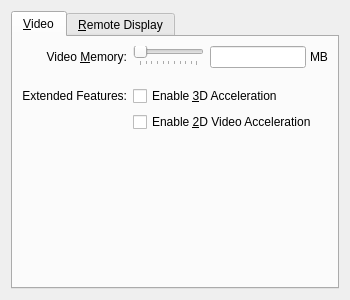
Old version of the form vbox/src/VBox/Frontends/VirtualBox/src/settings/vm/VBoxVMSettingsDisplay.ui in the repository jljuxgm/vboxgit.
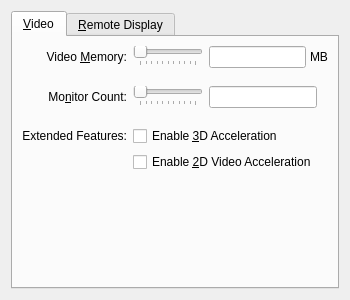
New version of the form. Custom widgets are drawn as their Qt base class.

Commit message:
commit_26921 ------------------------------------------------------------------------ r26921 | vboxsync | 2010-03-02 00:09:27 +0800 (Tue, 02 Mar 2010) | 1 line
FE/Qt4: Initial multi-monitor support for normal mode: VM settings & processing using new running VM core.
------------------------------------------------------------------------

Diff of the .ui file:
```diff
--- a/vbox/src/VBox/Frontends/VirtualBox/src/settings/vm/VBoxVMSettingsDisplay.ui
+++ b/vbox/src/VBox/Frontends/VirtualBox/src/settings/vm/VBoxVMSettingsDisplay.ui
@@ -151,6 +151,102 @@
            </layout>
           </item>
           <item row="2" column="0">
+           <widget class="QLabel" name="mLbMonitors">
+            <property name="text">
+             <string>Mo&amp;nitor Count:</string>
+            </property>
+            <property name="alignment">
+             <set>Qt::AlignRight|Qt::AlignTrailing|Qt::AlignVCenter</set>
+            </property>
+            <property name="buddy">
+             <cstring>mLeMonitors</cstring>
+            </property>
+           </widget>
+          </item>
+          <item row="2" column="1" rowspan="2">
+           <layout class="QVBoxLayout" name="mLtMonitorsSlider">
+            <property name="spacing">
+             <number>0</number>
+            </property>
+            <item>
+             <widget class="QIAdvancedSlider" name="mSlMonitors">
+              <property name="whatsThis">
+               <string>Controls the amount of virtual monitors provided to the virtual machine.</string>
+              </property>
+              <property name="orientation">
+               <enum>Qt::Horizontal</enum>
+              </property>
+              <property name="tickPosition">
+               <enum>QSlider::TicksBelow</enum>
+              </property>
+             </widget>
+            </item>
+            <item>
+             <layout class="QHBoxLayout" name="mLtMonitorsLegend">
+              <item>
+               <widget class="QLabel" name="mLbMonitorsMin">
+                <property name="sizePolicy">
+                 <sizepolicy hsizetype="Fixed" vsizetype="Fixed">
+                  <horstretch>0</horstretch>
+                  <verstretch>0</verstretch>
+                 </sizepolicy>
+                </property>
+               </widget>
+              </item>
+              <item>
+               <spacer name="mSpHor2">
+                <property name="orientation">
+                 <enum>Qt::Horizontal</enum>
+                </property>
+                <property name="sizeHint" stdset="0">
+                 <size>
+                  <width>0</width>
+                  <height>0</height>
+                 </size>
+                </property>
+               </spacer>
+              </item>
+              <item>
+               <widget class="QLabel" name="mLbMonitorsMax">
+                <property name="sizePolicy">
+                 <sizepolicy hsizetype="Fixed" vsizetype="Fixed">
+                  <horstretch>0</horstretch>
+                  <verstretch>0</verstretch>
+                 </sizepolicy>
+                </property>
+                <property name="alignment">
+                 <set>Qt::AlignRight|Qt::AlignTrailing|Qt::AlignVCenter</set>
+                </property>
+               </widget>
+              </item>
+             </layout>
+            </item>
+           </layout>
+          </item>
+          <item row="2" column="2">
+           <layout class="QHBoxLayout" name="mLtMonitorsSize">
+            <property name="spacing">
+             <number>4</number>
+            </property>
+            <item>
+             <widget class="QILineEdit" name="mLeMonitors">
+              <property name="sizePolicy">
+               <sizepolicy hsizetype="Fixed" vsizetype="Fixed">
+                <horstretch>0</horstretch>
+                <verstretch>0</verstretch>
+               </sizepolicy>
+              </property>
+              <property name="whatsThis">
+               <string>Controls the amount of virtual monitors provided to the virtual machine.</string>
+              </property>
+             </widget>
+            </item>
+            <item>
+             <widget class="QLabel" name="mLbMonitorsUnit"/>
+            </item>
+           </layout>
+          </item>
+		  <item row="4" column="0">
            <widget class="QLabel" name="mLbOptions">
             <property name="text">
              <string>Extended Features:</string>
@@ -160,7 +256,7 @@
             </property>
            </widget>
           </item>
-          <item row="2" column="1" colspan="2">
+          <item row="4" column="1" colspan="2">
            <widget class="QCheckBox" name="mCb3D">
             <property name="sizePolicy">
              <sizepolicy hsizetype="MinimumExpanding" vsizetype="Fixed">
@@ -176,7 +272,7 @@
             </property>
            </widget>
           </item>
-          <item row="3" column="1" colspan="2">
+          <item row="5" column="1" colspan="2">
            <widget class="QCheckBox" name="mCb2DVideo">
             <property name="sizePolicy">
              <sizepolicy hsizetype="MinimumExpanding" vsizetype="Fixed">
```
Left out of the diff: 4 changed lines with no effect on the pictures. The commit also changes 21 other files.
